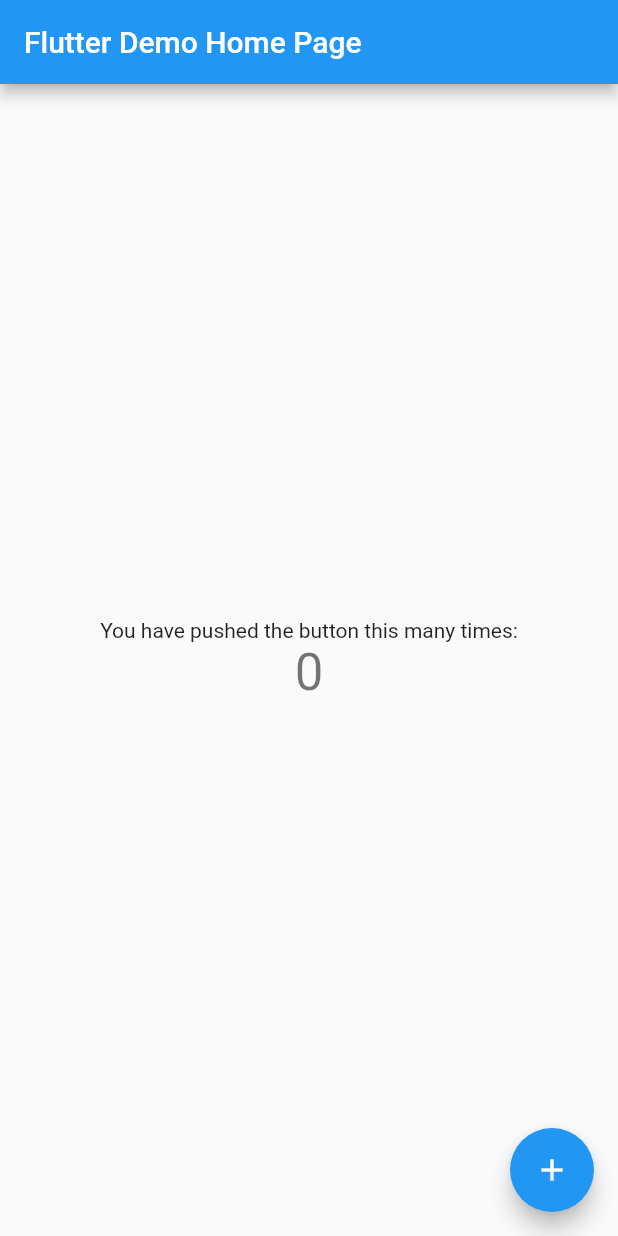
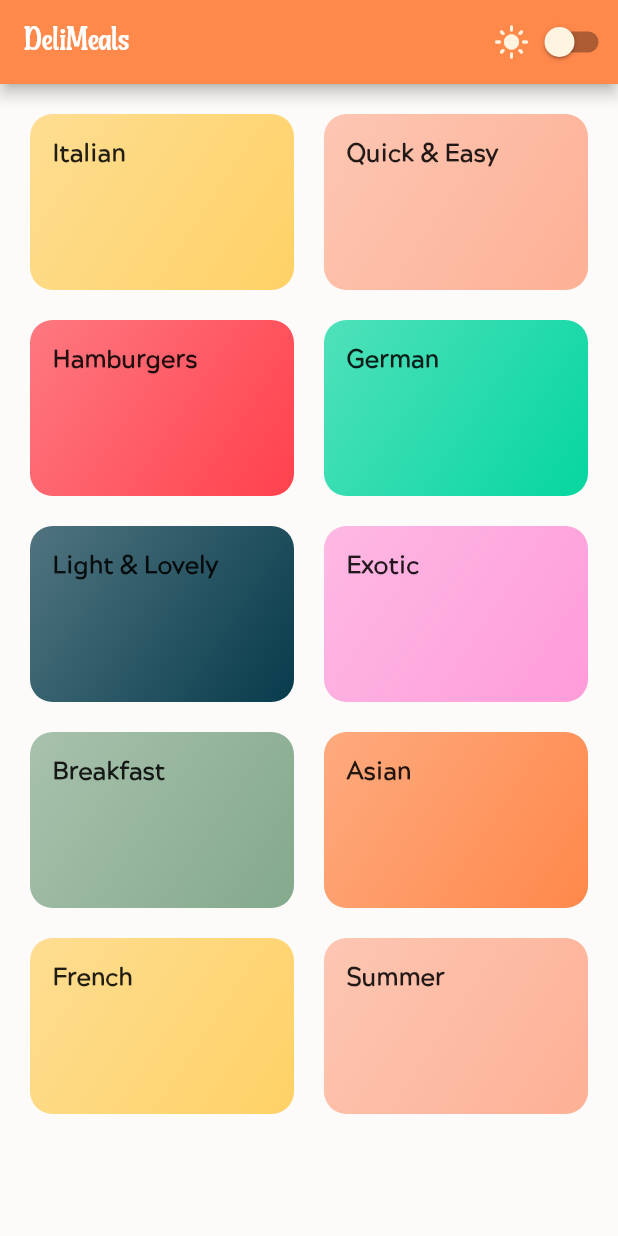
Before and after one commit to AJ8454/Deli_Meals, a Flutter app: the screen it shows after launch, on a phone screen of 412 x 824 dp. Run offline on Flutter 3.47's test engine with Material 2 defaults, Android fonts, the phone set to English and light mode, and no system bars.

Commit message:
-- second commit --

```diff
--- a/lib/main.dart
+++ b/lib/main.dart
@@ -1,4 +1,9 @@
 import 'package:flutter/material.dart';
+import 'package:provider/provider.dart';
+import 'provider/theme_provider.dart';
+import 'screens/category_meals_screen.dart';
+import 'screens/home_screen.dart';
+import 'utility/theme_data.dart';
 
 void main() {
   runApp(const MyApp());
@@ -7,109 +12,24 @@ void main() {
 class MyApp extends StatelessWidget {
   const MyApp({Key? key}) : super(key: key);
 
-  // This widget is the root of your application.
   @override
   Widget build(BuildContext context) {
-    return MaterialApp(
-      title: 'Flutter Demo',
-      theme: ThemeData(
-        // This is the theme of your application.
-        //
-        // Try running your application with "flutter run". You'll see the
-        // application has a blue toolbar. Then, without quitting the app, try
-        // changing the primarySwatch below to Colors.green and then invoke
-        // "hot reload" (press "r" in the console where you ran "flutter run",
-        // or simply save your changes to "hot reload" in a Flutter IDE).
-        // Notice that the counter didn't reset back to zero; the application
-        // is not restarted.
-        primarySwatch: Colors.blue,
-      ),
-      home: const MyHomePage(title: 'Flutter Demo Home Page'),
+    return ChangeNotifierProvider(
+      create: (context) => ThemeProvider(),
+      builder: (context, _) {
+        final themeProvider = Provider.of<ThemeProvider>(context);
+        return MaterialApp(
+          debugShowCheckedModeBanner: false,
+          themeMode: themeProvider.themeMode,
+          theme: MyThemeData.lightTheme,
+          darkTheme: MyThemeData.darkTheme,
+          initialRoute: '/',
+          routes: {
+            '/': (context) => const HomeScreen(),
+            '/categoryMealsScreen': (context) => const CategoryMealsScreen(),
+          },
+        );
+      },
     );
   }
 }
-
-class MyHomePage extends StatefulWidget {
-  const MyHomePage({Key? key, required this.title}) : super(key: key);
-
-  // This widget is the home page of your application. It is stateful, meaning
-  // that it has a State object (defined below) that contains fields that affect
-  // how it looks.
-
-  // This class is the configuration for the state. It holds the values (in this
-  // case the title) provided by the parent (in this case the App widget) and
-  // used by the build method of the State. Fields in a Widget subclass are
-  // always marked "final".
-
-  final String title;
-
-  @override
-  State<MyHomePage> createState() => _MyHomePageState();
-}
-
-class _MyHomePageState extends State<MyHomePage> {
-  int _counter = 0;
-
-  void _incrementCounter() {
-    setState(() {
-      // This call to setState tells the Flutter framework that something has
-      // changed in this State, which causes it to rerun the build method below
-      // so that the display can reflect the updated values. If we changed
-      // _counter without calling setState(), then the build method would not be
-      // called again, and so nothing would appear to happen.
-      _counter++;
-    });
-  }
-
-  @override
-  Widget build(BuildContext context) {
-    // This method is rerun every time setState is called, for instance as done
-    // by the _incrementCounter method above.
-    //
-    // The Flutter framework has been optimized to make rerunning build methods
-    // fast, so that you can just rebuild anything that needs updating rather
-    // than having to individually change instances of widgets.
-    return Scaffold(
-      appBar: AppBar(
-        // Here we take the value from the MyHomePage object that was created by
-        // the App.build method, and use it to set our appbar title.
-        title: Text(widget.title),
-      ),
-      body: Center(
-        // Center is a layout widget. It takes a single child and positions it
-        // in the middle of the parent.
-        child: Column(
-          // Column is also a layout widget. It takes a list of children and
-          // arranges them vertically. By default, it sizes itself to fit its
-          // children horizontally, and tries to be as tall as its parent.
-          //
-          // Invoke "debug painting" (press "p" in the console, choose the
-          // "Toggle Debug Paint" action from the Flutter Inspector in Android
-          // Studio, or the "Toggle Debug Paint" command in Visual Studio Code)
-          // to see the wireframe for each widget.
-          //
-          // Column has various properties to control how it sizes itself and
-          // how it positions its children. Here we use mainAxisAlignment to
-          // center the children vertically; the main axis here is the vertical
-          // axis because Columns are vertical (the cross axis would be
-          // horizontal).
-          mainAxisAlignment: MainAxisAlignment.center,
-          children: <Widget>[
-            const Text(
-              'You have pushed the button this many times:',
-            ),
-            Text(
-              '$_counter',
-              style: Theme.of(context).textTheme.headline4,
-            ),
-          ],
-        ),
-      ),
-      floatingActionButton: FloatingActionButton(
-        onPressed: _incrementCounter,
-        tooltip: 'Increment',
-        child: const Icon(Icons.add),
-      ), // This trailing comma makes auto-formatting nicer for build methods.
-    );
-  }
-}
--- /dev/null
+++ b/lib/models/category.dart
@@ -0,0 +1,13 @@
+import 'package:flutter/material.dart';
+
+class Category {
+  final String? id;
+  final String? title;
+  final Color? color;
+
+ const Category({
+    required this.id,
+    required this.title,
+    this.color = Colors.amber,
+  });
+}
--- /dev/null
+++ b/lib/models/food_data.dart
@@ -0,0 +1,56 @@
+import 'package:deli_meals/utility/constant.dart';
+import 'category.dart';
+
+// ignore: unnecessary_const, constant_identifier_names
+const FOOD_CATEGORIES = const [
+  Category(
+    id: 'f1',
+    title: 'Italian',
+    color: kYellowColor,
+  ),
+  Category(
+    id: 'f2',
+    title: 'Quick & Easy',
+    color: kCreamColor,
+  ),
+  Category(
+    id: 'f3',
+    title: 'Hamburgers',
+    color: kPinkColor,
+  ),
+  Category(
+    id: 'f4',
+    title: 'German',
+    color: kCyanColor,
+  ),
+  Category(
+    id: 'f5',
+    title: 'Light & Lovely',
+    color: kDeepBlueColor,
+  ),
+  Category(
+    id: 'f6',
+    title: 'Exotic',
+    color: kLightPinkColor,
+  ),
+  Category(
+    id: 'f7',
+    title: 'Breakfast',
+    color: kGreenColor,
+  ),
+  Category(
+    id: 'f8',
+    title: 'Asian',
+    color: kOrangeColor,
+  ),
+  Category(
+    id: 'f9',
+    title: 'French',
+    color: kYellowColor,
+  ),
+  Category(
+    id: 'f10',
+    title: 'Summer',
+    color: kCreamColor,
+  ),
+];
--- /dev/null
+++ b/lib/provider/theme_provider.dart
@@ -0,0 +1,12 @@
+import 'package:flutter/material.dart';
+
+class ThemeProvider extends ChangeNotifier {
+  ThemeMode themeMode = ThemeMode.system;
+
+  bool get isDarkMode => themeMode == ThemeMode.dark;
+
+  void toogleTheme(bool isOn) {
+    themeMode = isOn ? ThemeMode.dark : ThemeMode.light;
+    notifyListeners();
+  }
+}
--- /dev/null
+++ b/lib/screens/category_meals_screen.dart
@@ -0,0 +1,18 @@
+import 'package:flutter/material.dart';
+
+class CategoryMealsScreen extends StatelessWidget {
+  const CategoryMealsScreen({Key? key}) : super(key: key);
+
+  @override
+  Widget build(BuildContext context) {
+    final routeArgs =
+        ModalRoute.of(context)!.settings.arguments as Map<String?, String?>;
+
+    return Scaffold(
+      appBar: AppBar(title: Text(routeArgs['title']!)),
+      body: const Center(
+        child: Text('CategoryMealsScreen'),
+      ),
+    );
+  }
+}
--- /dev/null
+++ b/lib/screens/home_screen.dart
@@ -0,0 +1,41 @@
+import 'package:deli_meals/models/food_data.dart';
+import 'package:deli_meals/widget/category_item.dart';
+import 'package:deli_meals/widget/change_theme_button.dart';
+import 'package:flutter/material.dart';
+
+class HomeScreen extends StatelessWidget {
+  const HomeScreen({Key? key}) : super(key: key);
+
+  @override
+  Widget build(BuildContext context) {
+    return Scaffold(
+      appBar: AppBar(
+        title: const Text(
+          'DeliMeals',
+
+        ),
+        actions: const [
+          ChangeThemeButtonWidget(),
+        ],
+      ),
+      body: GridView(
+        padding: const EdgeInsets.all(20),
+        gridDelegate: const SliverGridDelegateWithMaxCrossAxisExtent(
+          maxCrossAxisExtent: 200,
+          childAspectRatio: 3 / 2,
+          crossAxisSpacing: 20,
+          mainAxisSpacing: 20,
+        ),
+        children: FOOD_CATEGORIES
+            .map(
+              (catData) => CategoryItem(
+                id: catData.id,
+                title: catData.title,
+                color: catData.color,
+              ),
+            )
+            .toList(),
+      ),
+    );
+  }
+}
--- /dev/null
+++ b/lib/utility/constant.dart
@@ -0,0 +1,14 @@
+import 'package:flutter/material.dart';
+
+const kLightColor = Color(0xFFFCFBF9);
+const kDarkColor = Color(0xFF1A1A1A);
+
+const kYellowColor = Color(0xFFFFD166);
+const kCyanColor = Color(0xFF06D6A0);
+const kDeepBlueColor = Color(0xFF073B4C);
+const kCreamColor = Color(0xFFFDB095);
+const kPinkColor = Color(0xFFFF414D);
+const kBlueColor = Color(0xFF35BBCA);
+const kOrangeColor = Color(0xFFff884b);
+const kLightPinkColor = Color(0xFFFF9CDA);
+const kGreenColor = Color(0xFF84A98C);
--- /dev/null
+++ b/lib/utility/theme_data.dart
@@ -0,0 +1,28 @@
+import 'package:flutter/material.dart';
+
+import 'constant.dart';
+
+class MyThemeData {
+  static final darkTheme = ThemeData(
+    fontFamily: 'Horizon',
+    scaffoldBackgroundColor: kDarkColor,
+    primaryColor: Colors.black,
+    colorScheme: const ColorScheme.dark(),
+    iconTheme: IconThemeData(color: Colors.purple.shade200, opacity: 0.8),
+    appBarTheme: const AppBarTheme(
+        titleTextStyle:
+            TextStyle(fontFamily: 'Crispy_Food_DEMO', fontSize: 22)),
+  );
+
+  static final lightTheme = ThemeData(
+    fontFamily: 'Horizon',
+    appBarTheme: const AppBarTheme(
+        backgroundColor: kOrangeColor,
+        titleTextStyle:
+            TextStyle(fontFamily: 'Crispy_Food_DEMO', fontSize: 22)),
+    scaffoldBackgroundColor: kLightColor,
+    primaryColor: Colors.white,
+    colorScheme: const ColorScheme.light(),
+    iconTheme: const IconThemeData(color: Color(0xFFFFF4DF)),
+  );
+}
--- /dev/null
+++ b/lib/widget/category_item.dart
@@ -0,0 +1,43 @@
+import 'package:flutter/material.dart';
+
+class CategoryItem extends StatelessWidget {
+  final String? id;
+  final String? title;
+  final Color? color;
+  const CategoryItem({
+    Key? key,
+    this.id,
+    this.title,
+    this.color,
+  }) : super(key: key);
+
+  void selectCategory(BuildContext ctx) => Navigator.of(ctx)
+      .pushNamed('/categoryMealsScreen', arguments: {'id': id, 'title': title});
+
+  @override
+  Widget build(BuildContext context) {
+    return InkWell(
+      onTap: () => selectCategory(context),
+      splashColor: Theme.of(context).primaryColor,
+      borderRadius: BorderRadius.circular(15),
+      child: Container(
+        decoration: BoxDecoration(
+          gradient: LinearGradient(
+            colors: [
+              color!.withOpacity(0.7),
+              color!,
+            ],
+            begin: Alignment.topLeft,
+            end: Alignment.bottomRight,
+          ),
+          borderRadius: BorderRadius.circular(15),
+        ),
+        padding: const EdgeInsets.all(15),
+        child: Text(
+          title!,
+          style: const TextStyle(fontSize: 16, fontWeight: FontWeight.bold),
+        ),
+      ),
+    );
+  }
+}
--- /dev/null
+++ b/lib/widget/change_theme_button.dart
@@ -0,0 +1,31 @@
+import 'package:deli_meals/provider/theme_provider.dart';
+import 'package:flutter/material.dart';
+import 'package:provider/provider.dart';
+
+class ChangeThemeButtonWidget extends StatelessWidget {
+  const ChangeThemeButtonWidget({Key? key}) : super(key: key);
+
+  @override
+  Widget build(BuildContext context) {
+    final themeProvider = Provider.of<ThemeProvider>(context);
+
+    return Row(
+      mainAxisAlignment: MainAxisAlignment.center,
+      children: [
+        Icon(
+          themeProvider.isDarkMode ? Icons.dark_mode : Icons.light_mode,
+          color: Theme.of(context).iconTheme.color,
+        ),
+        Switch.adaptive(
+          value: themeProvider.isDarkMode,
+          onChanged: (value) {
+            final provider = Provider.of<ThemeProvider>(context, listen: false);
+            provider.toogleTheme(value);
+          },
+          inactiveThumbColor: Theme.of(context).iconTheme.color,
+          activeColor: Theme.of(context).iconTheme.color,
+        ),
+      ],
+    );
+  }
+}
```
Also changed, not shown: pubspec.yaml (+11 -61 lines), assets/fonts/Crispy_Food_DEMO.ttf (added), assets/fonts/Horizon.otf (added), pubspec.lock.
